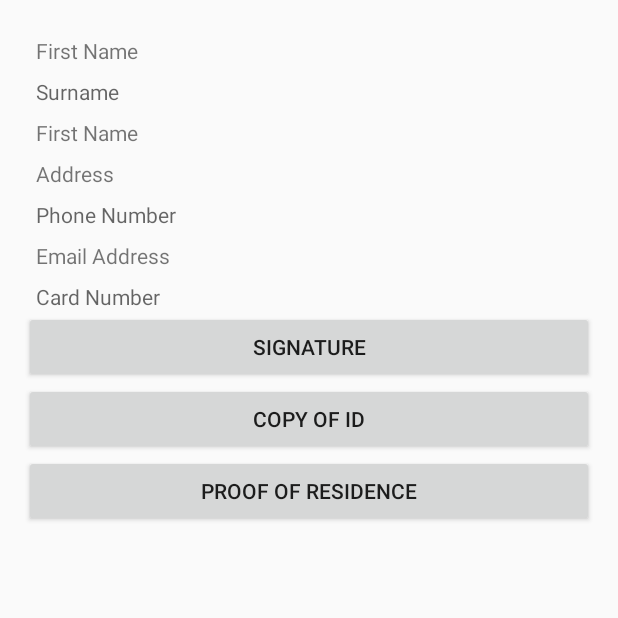
After one commit to tdhlakama/omni, an Android app: the AccountDetailActivity screen opened directly, with no data from a screen before it, on a phone screen of 412 x 824 dp, the top half of it. The commit adds this screen. Run offline under Robolectric (Android 15) with nearby library versions, the phone set to English and light mode, and no system bars; 6 statements that could not run were skipped.

Commit message:
flow created to select image to preview and upload account detail created check for permission to write to phone

```diff
--- a/app/build.gradle
+++ b/app/build.gradle
@@ -38,4 +38,6 @@ dependencies {
     compile 'com.squareup.retrofit2:converter-gson:2.3.0'
     implementation 'com.google.code.gson:gson:2.8.2'
     implementation 'com.github.gcacace:signature-pad:1.2.1'
+
+
 }
--- a/app/src/main/java/zw/co/tk/omnichannel/activity/AccountActivity.java
+++ b/app/src/main/java/zw/co/tk/omnichannel/activity/AccountActivity.java
@@ -55,7 +55,7 @@ public class AccountActivity extends MenuBar implements View.OnClickListener{
             customer.setCardNumber(et_cardNumber.getText().toString());
             long customerId = customerDao.insert(customer);
 
-            Intent intent = new Intent(AccountActivity.this, SignatureActivity.class);
+            Intent intent = new Intent(AccountActivity.this, AccountDetailActivity.class);
             intent.putExtra("customerId", Long.valueOf(customerId).intValue());
             startActivity(intent);
         }
--- /dev/null
+++ b/app/src/main/java/zw/co/tk/omnichannel/activity/AccountDetailActivity.java
@@ -0,0 +1,95 @@
+package zw.co.tk.omnichannel.activity;
+
+import android.content.Intent;
+import android.os.Bundle;
+import android.view.View;
+import android.widget.Button;
+import android.widget.EditText;
+import android.widget.TextView;
+
+import javax.inject.Inject;
+
+import zw.co.tk.omnichannel.OmniApplication;
+import zw.co.tk.omnichannel.R;
+import zw.co.tk.omnichannel.dao.CustomerDao;
+import zw.co.tk.omnichannel.model.Customer;
+import zw.co.tk.omnichannel.model.CustomerDocument;
+
+/**
+ * Created by tdhla on 15-Dec-17.
+ */
+
+public class AccountDetailActivity extends MenuBar implements View.OnClickListener{
+
+    Button btn_upload_image;
+    Button btn_upload_copy_of_id;
+    Button btn_upload_proof_of_residence;
+    Customer customer;
+    TextView txt_firstName,txt_surname,txt_address,txt_phone_number,txt_email_adress,txt_card_number;
+
+    @Inject
+    CustomerDao customerDao;
+
+    @Override
+    protected void onCreate(Bundle savedInstanceState) {
+        super.onCreate(savedInstanceState);
+        setContentView(R.layout.account_detail_activity);
+
+        OmniApplication.appComponent.inject(AccountDetailActivity.this);
+
+        int customerId = getIntent().getIntExtra("customerId", 0);
+        customer = customerDao.getCustomer(customerId);
+
+        txt_firstName = findViewById(R.id.txt_first_name);
+        txt_surname = findViewById(R.id.txt_surname);
+        txt_address = findViewById(R.id.txt_address);
+        txt_phone_number = findViewById(R.id.txt_phone_number);
+        txt_email_adress = findViewById(R.id.txt_email_adress);
+        txt_card_number = findViewById(R.id.txt_card_number);
+
+        txt_firstName.setText(customer.getFirstName());
+        txt_surname.setText(customer.getSurname());
+        txt_address.setText(customer.getAddress());
+        txt_phone_number.setText(customer.getPhoneNumber());
+        txt_email_adress.setText(customer.getEmailAddress());
+        txt_card_number.setText(customer.getCardNumber());
+
+        btn_upload_image =findViewById(R.id.btn_upload_image);
+        btn_upload_copy_of_id =findViewById(R.id.btn_upload_copy_of_id);
+        btn_upload_proof_of_residence =findViewById(R.id.btn_upload_proof_of_residence);
+
+        btn_upload_image.setOnClickListener(this);
+        btn_upload_copy_of_id.setOnClickListener(this);
+        btn_upload_proof_of_residence.setOnClickListener(this);
+    }
+
+    @Override
+    public void onClick(View view) {
+
+        if(view.getId() == btn_upload_image.getId())        {
+
+            Intent intent = new Intent(AccountDetailActivity.this, SignatureActivity.class);
+            intent.putExtra("customerId", customer.getUid());
+            intent.putExtra("documentType", CustomerDocument.SIGNATURE);
+            startActivity(intent);
+        }
+
+        if(view.getId() == btn_upload_copy_of_id.getId())        {
+
+            Intent intent = new Intent(AccountDetailActivity.this, UploadDocumentActivity.class);
+            intent.putExtra("customerId", customer.getUid());
+            intent.putExtra("documentType", CustomerDocument.COPY_ID);
+            startActivity(intent);
+        }
+
+        if(view.getId() == btn_upload_proof_of_residence.getId())        {
+
+            Intent intent = new Intent(AccountDetailActivity.this, UploadDocumentActivity.class);
+            intent.putExtra("customerId", customer.getUid());
+            intent.putExtra("documentType", CustomerDocument.PROOF_OF_RESIDENCE);
+            startActivity(intent);
+        }
+
+    }
+
+}
--- a/app/src/main/java/zw/co/tk/omnichannel/dagger/component/AppComponent.java
+++ b/app/src/main/java/zw/co/tk/omnichannel/dagger/component/AppComponent.java
@@ -4,9 +4,11 @@ import javax.inject.Singleton;
 
 import dagger.Component;
 import zw.co.tk.omnichannel.activity.AccountActivity;
+import zw.co.tk.omnichannel.activity.AccountDetailActivity;
 import zw.co.tk.omnichannel.activity.AccountListActivity;
 import zw.co.tk.omnichannel.activity.MainActivity;
 import zw.co.tk.omnichannel.activity.SignatureActivity;
+import zw.co.tk.omnichannel.activity.UploadDocumentActivity;
 import zw.co.tk.omnichannel.activity.UploadListActivity;
 import zw.co.tk.omnichannel.dagger.module.AppModule;
 import zw.co.tk.omnichannel.dagger.module.NetModule;
@@ -29,4 +31,7 @@ public interface AppComponent {
 
     void inject(SignatureActivity signatureActivity);
 
+    void inject(UploadDocumentActivity uploadDocumentActivity);
+
+    void inject(AccountDetailActivity accountDetailActivity);
 }
--- a/app/src/main/java/zw/co/tk/omnichannel/dao/AppDatabase.java
+++ b/app/src/main/java/zw/co/tk/omnichannel/dao/AppDatabase.java
@@ -5,12 +5,14 @@ import android.arch.persistence.room.RoomDatabase;
 
 import zw.co.tk.omnichannel.dao.CustomerDao;
 import zw.co.tk.omnichannel.model.Customer;
+import zw.co.tk.omnichannel.model.CustomerDocument;
 
 /**
  * Created by tdhla on 15-Dec-17.
  */
 
-@Database(entities = {Customer.class}, version = 1)
+@Database(entities = {Customer.class,CustomerDocument.class}, version = 1)
 public abstract class AppDatabase extends RoomDatabase {
     public abstract CustomerDao customerDao();
+    public abstract CustomerDocumentDao customerDocumentDao();
 }
--- /dev/null
+++ b/app/src/main/res/layout/account_detail_activity.xml
@@ -0,0 +1,97 @@
+<?xml version="1.0" encoding="utf-8"?>
+<LinearLayout xmlns:android="http://schemas.android.com/apk/res/android"
+    xmlns:tools="http://schemas.android.com/tools"
+    android:layout_width="match_parent"
+    android:layout_height="match_parent"
+    android:orientation="vertical"
+    android:paddingLeft="16dp"
+    android:paddingRight="16dp"
+    android:paddingTop="16dp"
+    tools:context=".activity.AccountDetailActivity">
+
+    <TextView
+        android:id="@+id/txt_first_name"
+        android:layout_width="wrap_content"
+        android:layout_height="wrap_content"
+        android:layout_marginEnd="8dp"
+        android:layout_marginStart="8dp"
+        android:layout_marginTop="8dp"
+        android:text="First Name" />
+
+    <TextView
+        android:id="@+id/txt_surname"
+        android:layout_width="match_parent"
+        android:layout_height="wrap_content"
+        android:layout_marginEnd="8dp"
+        android:layout_marginStart="8dp"
+        android:layout_marginTop="8dp"
+        android:ems="10"
+        android:hint="Surname" />
+
+    <TextView
+        android:id="@+id/txt_phoneNumber"
+        android:layout_width="wrap_content"
+        android:layout_height="wrap_content"
+        android:layout_marginEnd="8dp"
+        android:layout_marginStart="8dp"
+        android:layout_marginTop="8dp"
+        android:text="First Name" />
+
+    <TextView
+        android:id="@+id/txt_address"
+        android:layout_width="wrap_content"
+        android:layout_height="wrap_content"
+        android:layout_marginEnd="8dp"
+        android:layout_marginStart="8dp"
+        android:layout_marginTop="8dp"
+        android:text="Address" />
+
+    <TextView
+        android:id="@+id/txt_phone_number"
+        android:layout_width="match_parent"
+        android:layout_height="wrap_content"
+        android:layout_marginEnd="8dp"
+        android:layout_marginStart="8dp"
+        android:layout_marginTop="8dp"
+        android:ems="10"
+        android:hint="Phone Number" />
+
+    <TextView
+        android:id="@+id/txt_email_adress"
+        android:layout_width="wrap_content"
+        android:layout_height="wrap_content"
+        android:layout_marginEnd="8dp"
+        android:layout_marginStart="8dp"
+        android:layout_marginTop="8dp"
+        android:text="Email Address" />
+
+
+    <TextView
+        android:id="@+id/txt_card_number"
+        android:layout_width="match_parent"
+        android:layout_height="wrap_content"
+        android:layout_marginEnd="8dp"
+        android:layout_marginStart="8dp"
+        android:layout_marginTop="8dp"
+        android:ems="10"
+        android:hint="Card Number" />
+
+    <Button
+        android:id="@+id/btn_upload_image"
+        android:layout_width="match_parent"
+        android:layout_height="wrap_content"
+        android:text="Signature" />
+
+    <Button
+        android:id="@+id/btn_upload_copy_of_id"
+        android:layout_width="match_parent"
+        android:layout_height="wrap_content"
+        android:text="Copy of Id" />
+
+    <Button
+        android:id="@+id/btn_upload_proof_of_residence"
+        android:layout_width="match_parent"
+        android:layout_height="wrap_content"
+        android:text="Proof of Residence" />
+
+</LinearLayout>
```
Also changed, not shown: app/src/main/AndroidManifest.xml (+8 -0 lines), app/src/main/java/zw/co/tk/omnichannel/activity/AccountListActivity.java (+13 -0 lines), app/src/main/java/zw/co/tk/omnichannel/activity/SignatureActivity.java (+6 -23 lines), app/src/main/java/zw/co/tk/omnichannel/activity/UploadDocumentActivity.java (added, +155 -0 lines), app/src/main/java/zw/co/tk/omnichannel/dagger/module/RoomModule.java (+7 -0 lines), app/src/main/java/zw/co/tk/omnichannel/dao/CustomerDocumentDao.java (added, +35 -0 lines), app/src/main/java/zw/co/tk/omnichannel/model/CustomerDocument.java (added, +71 -0 lines), app/src/main/java/zw/co/tk/omnichannel/network/CustomerService.java (+9 -0 lines), app/src/main/java/zw/co/tk/omnichannel/util/OmniUtil.java (added, +39 -0 lines), app/src/main/res/layout/upload_document_activity.xml (added, +30 -0 lines).
